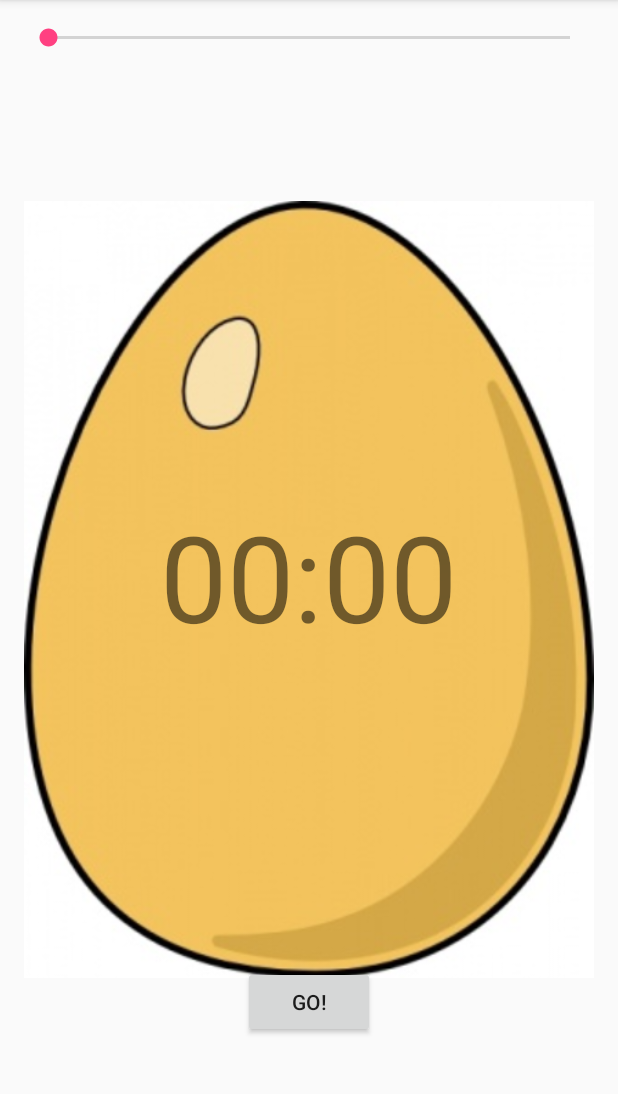
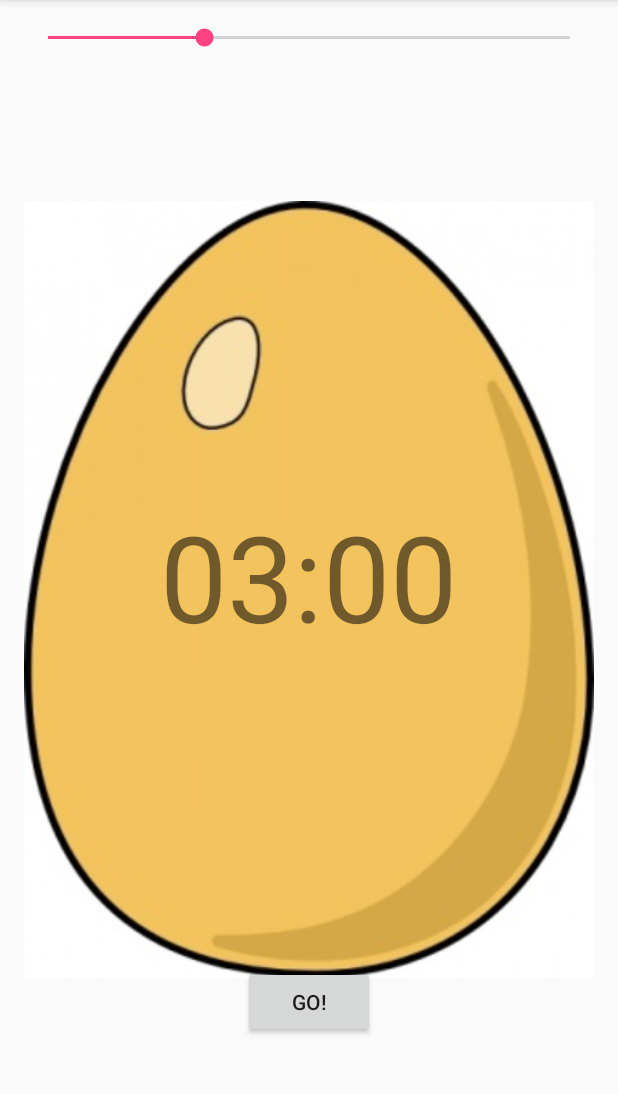
Before and after one commit to garfieldchou/EggTimer, an Android app: the screen it shows after launch (MainActivity), on a phone screen of 412 x 824 dp, the part 84-1178 px from its top. Run offline under Robolectric (Android 15) with nearby library versions, the phone set to English and light mode, and no system bars.

Commit message:
Make TextView sync with Seekbar
SeekBar- timerSeekBar
1. setMax(), 600(sec)
2. setProgress(), 180 as initial value
3. setOnSeekBarChangeListener() and its OnSeekBarChangeListener()

TextView- minTextView, secTextView
1. setText(String.format("%02d", progress / 60))  //format String

```diff
--- a/app/src/main/java/com/garfield_chou/eggtimer/MainActivity.java
+++ b/app/src/main/java/com/garfield_chou/eggtimer/MainActivity.java
@@ -2,6 +2,9 @@ package com.garfield_chou.eggtimer;
 
 import android.support.v7.app.AppCompatActivity;
 import android.os.Bundle;
+import android.util.Log;
+import android.widget.SeekBar;
+import android.widget.TextView;
 
 public class MainActivity extends AppCompatActivity {
 
@@ -9,5 +12,33 @@ public class MainActivity extends AppCompatActivity {
     protected void onCreate(Bundle savedInstanceState) {
         super.onCreate(savedInstanceState);
         setContentView(R.layout.activity_main);
+
+        SeekBar timerSeekBar = (SeekBar) findViewById(R.id.timerSeekBar);
+        final TextView minTextView = (TextView) findViewById(R.id.minTextView);
+        final TextView secTextView = (TextView) findViewById(R.id.secTextView);
+
+        timerSeekBar.setMax(600); // max: 10 mins
+        minTextView.setText("03");
+        timerSeekBar.setProgress(180);
+        timerSeekBar.setOnSeekBarChangeListener(new SeekBar.OnSeekBarChangeListener() {
+            @Override
+            public void onProgressChanged(SeekBar seekBar, int progress, boolean fromUser) {
+                Log.i("Info", Integer.toString(progress));
+                Log.i("Info- min", Integer.toString(progress / 60));
+                Log.i("Info- sec", Integer.toString(progress % 60));
+                minTextView.setText(String.format("%02d", progress / 60));
+                secTextView.setText(String.format("%02d", progress % 60));
+            }
+
+            @Override
+            public void onStartTrackingTouch(SeekBar seekBar) {
+
+            }
+
+            @Override
+            public void onStopTrackingTouch(SeekBar seekBar) {
+
+            }
+        });
     }
 }
```
